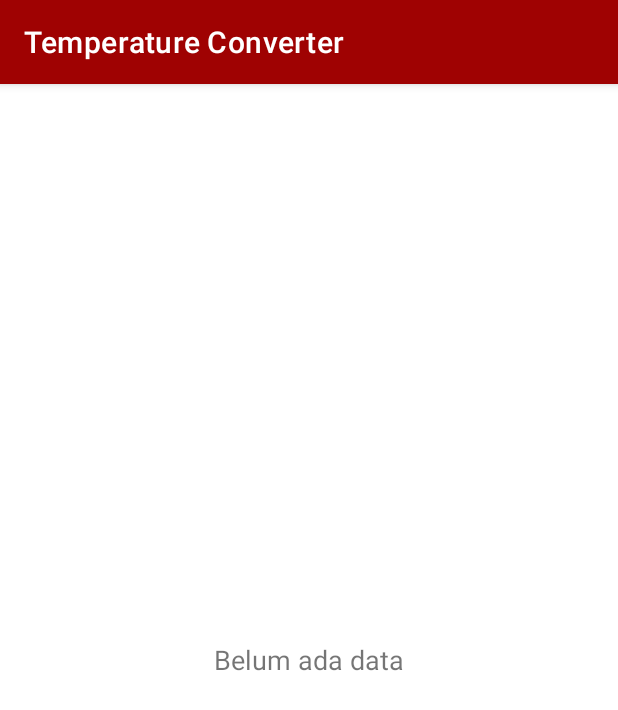
After one commit to davidmpurba/6706201142_Assessment_Mobpro1, an Android app: the HistoryFragment screen opened through its navigation route, on a phone screen of 412 x 824 dp. The commit adds this screen. Shown: the top 710 px of the screen. Run offline under Robolectric (Android 15) with nearby library versions, the phone set to English and light mode, and no system bars; our stand-ins replace Room's generated code; Roboto replaces fonts that are not available here.

Commit message:
Membuat History

```diff
--- a/app/src/main/java/org/d3if1142/temperature_converter/db/ConvertorEntity.kt
+++ b/app/src/main/java/org/d3if1142/temperature_converter/db/ConvertorEntity.kt
@@ -11,8 +11,8 @@ data class ConvertorEntity(
     @PrimaryKey(autoGenerate = true)
     var id: Long = 0L,
     var tanggal: Long = System.currentTimeMillis(),
-    var nilai: Float,
-    var selectedId: SelectedId,
-    var hasilConvert: HasilConvert
+    var hasilCelcius: Float,
+    var hasilFahrenheit: Float,
+    var hasilKelvin: Float
 
     )
--- /dev/null
+++ b/app/src/main/java/org/d3if1142/temperature_converter/ui/history/HistoryFragment.kt
@@ -0,0 +1,23 @@
+package org.d3if1142.temperature_converter.ui.history
+
+import android.os.Bundle
+import android.view.LayoutInflater
+import android.view.View
+import android.view.ViewGroup
+import androidx.fragment.app.Fragment
+import org.d3if1142.temperature_converter.databinding.FragmentAboutBinding
+import org.d3if1142.temperature_converter.databinding.FragmentHistoryBinding
+
+class HistoryFragment : Fragment() {
+    private lateinit var binding: FragmentHistoryBinding
+
+    override fun onCreateView(
+        inflater: LayoutInflater,
+        container: ViewGroup?,
+        savedInstanceState: Bundle?
+    ): View? {
+
+        binding = FragmentHistoryBinding.inflate(layoutInflater,container, false)
+        return binding.root
+    }
+}
--- /dev/null
+++ b/app/src/main/java/org/d3if1142/temperature_converter/ui/hitung/HitungViewModelFactory.kt
@@ -0,0 +1,17 @@
+package org.d3if1142.temperature_converter.ui.hitung
+
+import androidx.lifecycle.ViewModel
+import androidx.lifecycle.ViewModelProvider
+import org.d3if1142.temperature_converter.db.ConvertorDao
+import java.lang.IllegalArgumentException
+
+class HitungViewModelFactory(private val db: ConvertorDao): ViewModelProvider.Factory {
+    @Suppress("unchecked_cast")
+    override fun <T : ViewModel> create(modelClass: Class<T>): T {
+        if (modelClass.isAssignableFrom(HitungViewModel::class.java)) {
+            return HitungViewModel(db) as T
+        }
+        throw IllegalArgumentException("Unknown ViewModel class")
+    }
+
+}
--- /dev/null
+++ b/app/src/main/res/drawable/ic_baseline_history_24.xml
@@ -0,0 +1,5 @@
+<vector android:height="24dp" android:tint="#FFFFFF"
+    android:viewportHeight="24" android:viewportWidth="24"
+    android:width="24dp" xmlns:android="http://schemas.android.com/apk/res/android">
+    <path android:fillColor="@android:color/white" android:pathData="M13,3c-4.97,0 -9,4.03 -9,9L1,12l3.89,3.89 0.07,0.14L9,12L6,12c0,-3.87 3.13,-7 7,-7s7,3.13 7,7 -3.13,7 -7,7c-1.93,0 -3.68,-0.79 -4.94,-2.06l-1.42,1.42C8.27,19.99 10.51,21 13,21c4.97,0 9,-4.03 9,-9s-4.03,-9 -9,-9zM12,8v5l4.28,2.54 0.72,-1.21 -3.5,-2.08L13.5,8L12,8z"/>
+</vector>
--- /dev/null
+++ b/app/src/main/res/layout/fragment_history.xml
@@ -0,0 +1,11 @@
+<?xml version="1.0" encoding="utf-8"?>
+<FrameLayout xmlns:android="http://schemas.android.com/apk/res/android"
+    android:layout_width="match_parent"
+    android:layout_height="match_parent">
+    <TextView
+        android:id="@+id/emptyView"
+        android:layout_width="wrap_content"
+        android:layout_height="wrap_content"
+        android:layout_gravity="center"
+        android:text="@string/belum_ada_data" />
+</FrameLayout>
--- a/app/src/main/res/layout/fragment_hitung.xml
+++ b/app/src/main/res/layout/fragment_hitung.xml
@@ -5,7 +5,7 @@
     xmlns:tools="http://schemas.android.com/tools"
     android:layout_width="match_parent"
     android:layout_height="match_parent"
-    tools:context=".ui.HitungFragment">
+    tools:context=".ui.hitung.HitungFragment">
 
 <androidx.constraintlayout.widget.ConstraintLayout
     android:layout_width="match_parent"
@@ -116,7 +116,7 @@
         android:id="@+id/hasil1"
         android:layout_width="wrap_content"
         android:layout_height="wrap_content"
-        android:layout_marginStart="20dp"
+        android:layout_marginStart="30dp"
         android:layout_marginTop="45dp"
         android:textSize="18sp"
         app:layout_constraintEnd_toStartOf="@+id/convert"
@@ -129,7 +129,7 @@
         android:layout_width="wrap_content"
         android:layout_height="wrap_content"
         android:layout_marginTop="45dp"
-        android:layout_marginEnd="20dp"
+        android:layout_marginEnd="30dp"
         android:textSize="18sp"
         app:layout_constraintEnd_toEndOf="parent"
         app:layout_constraintStart_toEndOf="@+id/convert"
--- a/app/src/main/res/menu/options_menu.xml
+++ b/app/src/main/res/menu/options_menu.xml
@@ -4,4 +4,10 @@
         android:id="@+id/menu_about"
         android:title="@string/tentang_aplikasi"
         app:showAsAction="never" />
+
+    <item
+        android:id="@+id/menu_histori"
+        android:icon="@drawable/ic_baseline_history_24"
+        android:title="@string/histori"
+        app:showAsAction="ifRoom" />
 </menu>
--- a/app/src/main/res/values/strings.xml
+++ b/app/src/main/res/values/strings.xml
@@ -17,5 +17,7 @@
     <string name="bagikan_template">Celsius = %1$.2f\nKelvin = %1$.2f\nFahrenheit = %1$.2f</string>
     <string name="history">History</string>
     <string name="bagikan">Bagikan</string>
+    <string name="belum_ada_data">Belum ada data</string>
+    <string name="histori">History</string>
 
 </resources>
```
Also changed, not shown: app/src/main/java/org/d3if1142/temperature_converter/ui/HitungViewModel.kt (deleted, +0 -37 lines), app/src/main/java/org/d3if1142/temperature_converter/ui/hitung/HitungFragment.kt (renamed from app/src/main/java/org/d3if1142/temperature_converter/ui/HitungFragment.kt, +26 -23 lines), app/src/main/java/org/d3if1142/temperature_converter/ui/hitung/HitungViewModel.kt (added, +78 -0 lines), app/src/main/res/navigation/navigation.xml (+9 -1 lines).
